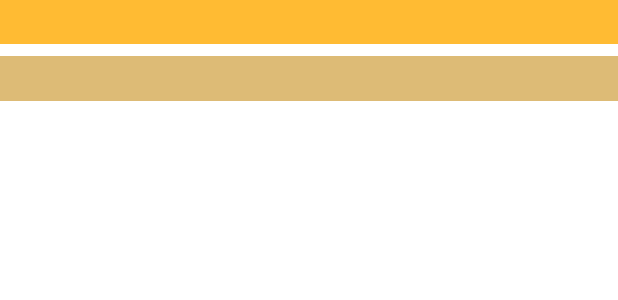
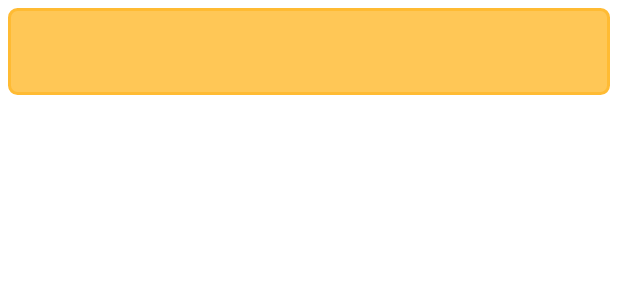
Before and after one commit to asifsanjary/ListsNotesReminders, an Android app: the layout recyclerview_item.xml on its own in the app's theme, with its tools: preview values and no code run, on a phone screen of 412 x 824 dp. Shown: the top 300 px of the screen. Run offline under Robolectric (Android 15) with nearby library versions, the light colour scheme and no system bars.

Commit message:
changed layout, colors

```diff
--- /dev/null
+++ b/app/src/main/res/drawable/rounded_corner_layout.xml
@@ -0,0 +1,11 @@
+<?xml version="1.0" encoding="utf-8"?>
+<shape xmlns:android="http://schemas.android.com/apk/res/android">
+    <stroke
+        android:width="2dp"
+        android:color= "@android:color/holo_orange_light" />
+
+    <solid android:color="#FFC756" />
+
+    <corners
+        android:radius="5dp"/>
+</shape>
--- a/app/src/main/res/layout/activity_main.xml
+++ b/app/src/main/res/layout/activity_main.xml
@@ -11,7 +11,6 @@
             android:layout_width="match_parent"
             android:layout_height="match_parent"
             tools:listitem="@layout/recyclerview_item"
-            android:padding="8dp"
             app:layout_constraintBottom_toBottomOf="parent"
             app:layout_constraintLeft_toLeftOf="parent"
             app:layout_constraintRight_toRightOf="parent"
@@ -24,6 +23,8 @@
             android:layout_width="wrap_content"
             android:layout_height="wrap_content"
             android:layout_margin="16dp"
+            android:backgroundTint="#FFAA00"
+            android:background="#FFAA00"
             android:contentDescription="@string/add_word"
             android:src="@drawable/ic_round_add_24"/>
 
--- a/app/src/main/res/layout/recyclerview_item.xml
+++ b/app/src/main/res/layout/recyclerview_item.xml
@@ -3,22 +3,21 @@
     android:orientation="vertical"
     android:layout_width="match_parent"
     android:layout_height="wrap_content"
-    android:layout_marginBottom="15dp">
+    android:layout_margin="5dp"
+    android:background="@drawable/rounded_corner_layout">
     <TextView
         android:id="@+id/noteTitle"
         style="@style/note_title"
         android:layout_width="match_parent"
         android:layout_height="wrap_content"
-        android:textColor="@color/black"
-        android:background="@android:color/holo_orange_light" />
+        android:textColor="@color/black" />
 
     <TextView
         android:id="@+id/noteContent"
         android:layout_width="match_parent"
         android:layout_height="wrap_content"
-        android:padding="5dp"
-        android:maxHeight="320dp"
         android:gravity="start|top"
-        android:textColor="@color/black"
-        android:background="#DDBB76" />
+        android:paddingLeft="8dp"
+        android:textAppearance = "@android:style/TextAppearance.Medium"
+        android:textColor="@color/black" />
 </LinearLayout>
--- a/app/src/main/res/values-night/themes.xml
+++ b/app/src/main/res/values-night/themes.xml
@@ -2,12 +2,12 @@
     <!-- Base application theme. -->
     <style name="Theme.ListsNotesReminders" parent="Theme.MaterialComponents.DayNight.DarkActionBar">
         <!-- Primary brand color. -->
-        <item name="colorPrimary">@color/purple_200</item>
-        <item name="colorPrimaryVariant">@color/purple_700</item>
+        <item name="colorPrimary">@android:color/holo_orange_light</item>
+        <item name="colorPrimaryVariant">@android:color/holo_orange_dark</item>
         <item name="colorOnPrimary">@color/black</item>
         <!-- Secondary brand color. -->
-        <item name="colorSecondary">@color/teal_200</item>
-        <item name="colorSecondaryVariant">@color/teal_200</item>
+        <item name="colorSecondary">@android:color/holo_red_light</item>
+        <item name="colorSecondaryVariant">@android:color/holo_red_dark</item>
         <item name="colorOnSecondary">@color/black</item>
         <!-- Status bar color. -->
         <item name="android:statusBarColor" tools:targetApi="l">?attr/colorPrimaryVariant</item>
--- a/app/src/main/res/values/themes.xml
+++ b/app/src/main/res/values/themes.xml
@@ -2,12 +2,12 @@
     <!-- Base application theme. -->
     <style name="Theme.ListsNotesReminders" parent="Theme.MaterialComponents.DayNight.DarkActionBar">
         <!-- Primary brand color. -->
-        <item name="colorPrimary">@color/purple_500</item>
-        <item name="colorPrimaryVariant">@color/purple_700</item>
+        <item name="colorPrimary">@android:color/holo_orange_light</item>
+        <item name="colorPrimaryVariant">@android:color/holo_orange_dark</item>
         <item name="colorOnPrimary">@color/white</item>
         <!-- Secondary brand color. -->
-        <item name="colorSecondary">@color/teal_200</item>
-        <item name="colorSecondaryVariant">@color/teal_700</item>
+        <item name="colorSecondary">@android:color/holo_red_light</item>
+        <item name="colorSecondaryVariant">@android:color/holo_red_dark</item>
         <item name="colorOnSecondary">@color/black</item>
         <!-- Status bar color. -->
         <item name="android:statusBarColor" tools:targetApi="l">?attr/colorPrimaryVariant</item>
@@ -15,10 +15,8 @@
     </style>
 
     <style name="note_title">
-        <item name="android:layout_width">match_parent</item>
-        <item name="android:layout_marginBottom">8dp</item>
+        <item name="android:layout_marginBottom">4dp</item>
         <item name="android:paddingLeft">8dp</item>
-        <item name="android:background">@android:color/holo_orange_light</item>
         <item name="android:textAppearance">@android:style/TextAppearance.Large</item>
     </style>
 </resources>
```
